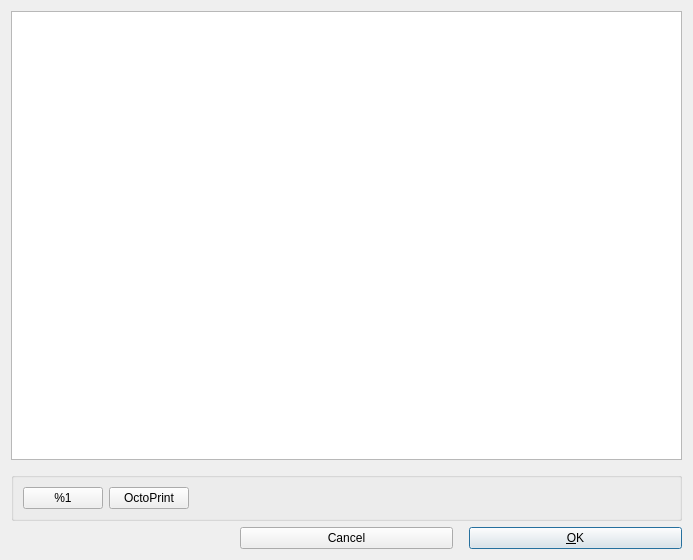
This is src/PrintInitDialog.ui in openscad/openscad as Qt 5 draws it before an edit. The edited form follows.
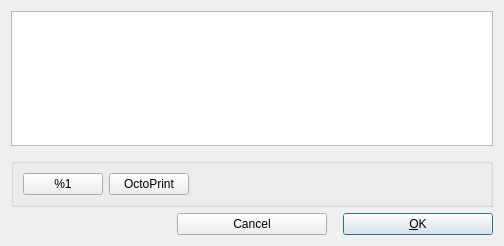
This is the edited form.

Commit message: Size adjustment

```diff
--- a/src/PrintInitDialog.ui
+++ b/src/PrintInitDialog.ui
@@ -6,8 +6,8 @@
    <rect>
     <x>0</x>
     <y>0</y>
-    <width>693</width>
-    <height>560</height>
+    <width>504</width>
+    <height>246</height>
    </rect>
   </property>
   <property name="windowTitle">
@@ -44,8 +44,8 @@
     <widget class="QTextBrowser" name="textBrowser">
      <property name="minimumSize">
       <size>
-       <width>400</width>
-       <height>200</height>
+       <width>480</width>
+       <height>128</height>
       </size>
      </property>
      <property name="readOnly">
```
Left out of the diff: 2 changed lines with no effect on the pictures.
